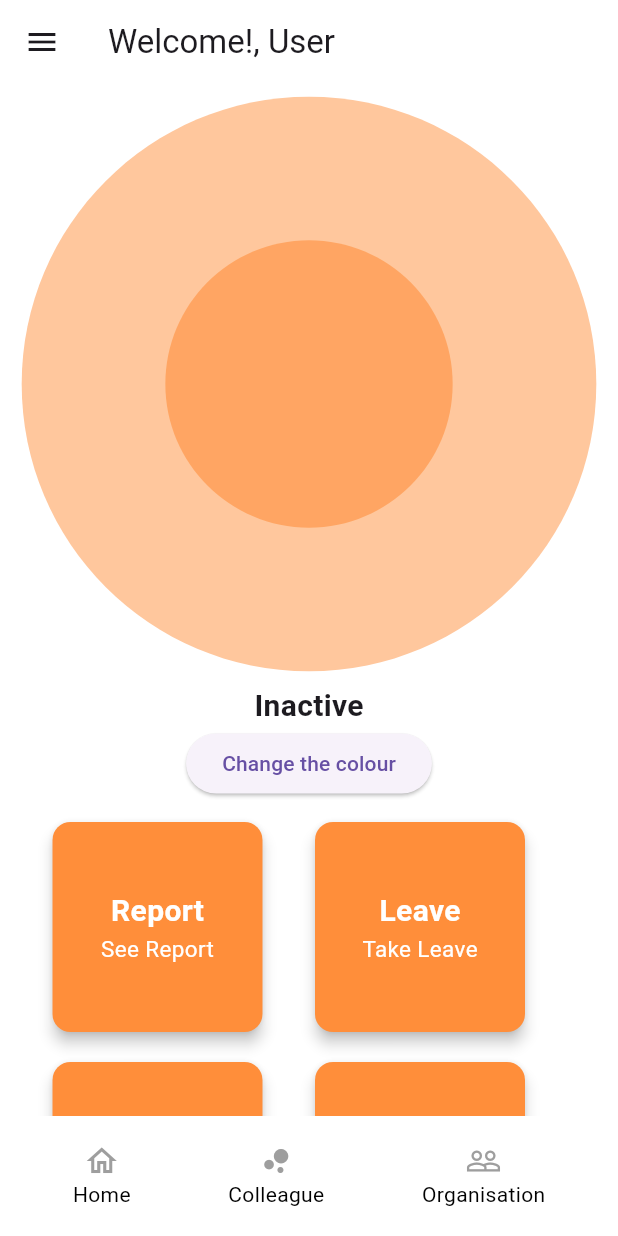
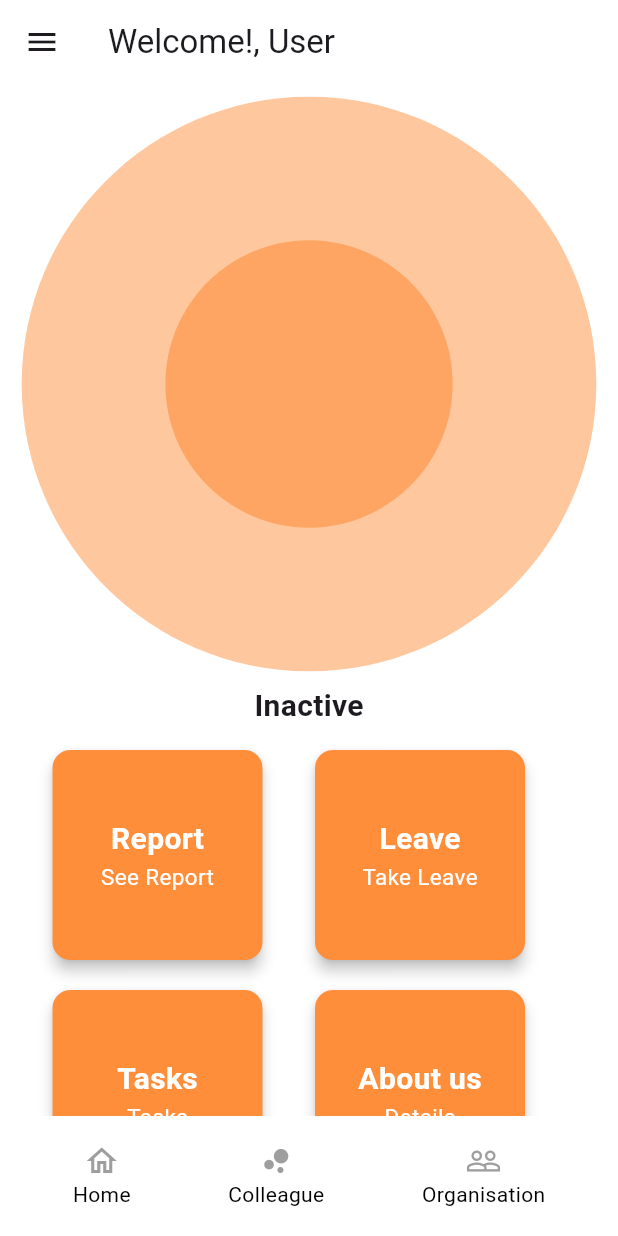
Before and after one commit to nikhilkumar110k/SIH-location-page, a Flutter app: the Homepage screen opened directly, on a phone screen of 412 x 824 dp. Run offline on Flutter 3.47's test engine with Material 3 defaults, Android fonts, the phone set to English and light mode, and no system bars; our stand-ins replace cloud_firestore, dotted_border, firebase_auth, firebase_core, firebase_database, flutter_heatmap_calendar and 5 more; accounts and stored records are empty.

Commit message:
working profile and completed homepage

```diff
--- a/lib/Homepage.dart
+++ b/lib/Homepage.dart
@@ -43,7 +43,7 @@ class _HomepageState extends State<Homepage> with SingleTickerProviderStateMixin
     _requestLocationPermission();
     _animationController = AnimationController(
       vsync: this,
-      duration: const Duration(minutes: 10),
+      duration: const Duration(seconds:1),
     );
     _animationController.repeat();
     startSendingLocation();
@@ -149,7 +149,7 @@ class _HomepageState extends State<Homepage> with SingleTickerProviderStateMixin
         "lat": latitude,
         "lng": longitude,
       },
-      "employeeId": employeeId, // Use the retrieved employee ID
+      "employeeId": employeeId,
       "timestamp": timestamp,
     };
 
@@ -309,16 +309,6 @@ class _HomepageState extends State<Homepage> with SingleTickerProviderStateMixin
                       fontWeight: FontWeight.bold, fontSize: 20),
                 ),
               ),
-              Center(
-                child: ElevatedButton(
-                    onPressed: () {
-                      _sendCurrentLocation();
-                      setState(() {
-                        _isValueTrue = !_isValueTrue;
-                      });
-                    },
-                    child: const Text("Change the colour")),
-              ),
               _isValueTrue
                   ? Column(
                 children: [
```
